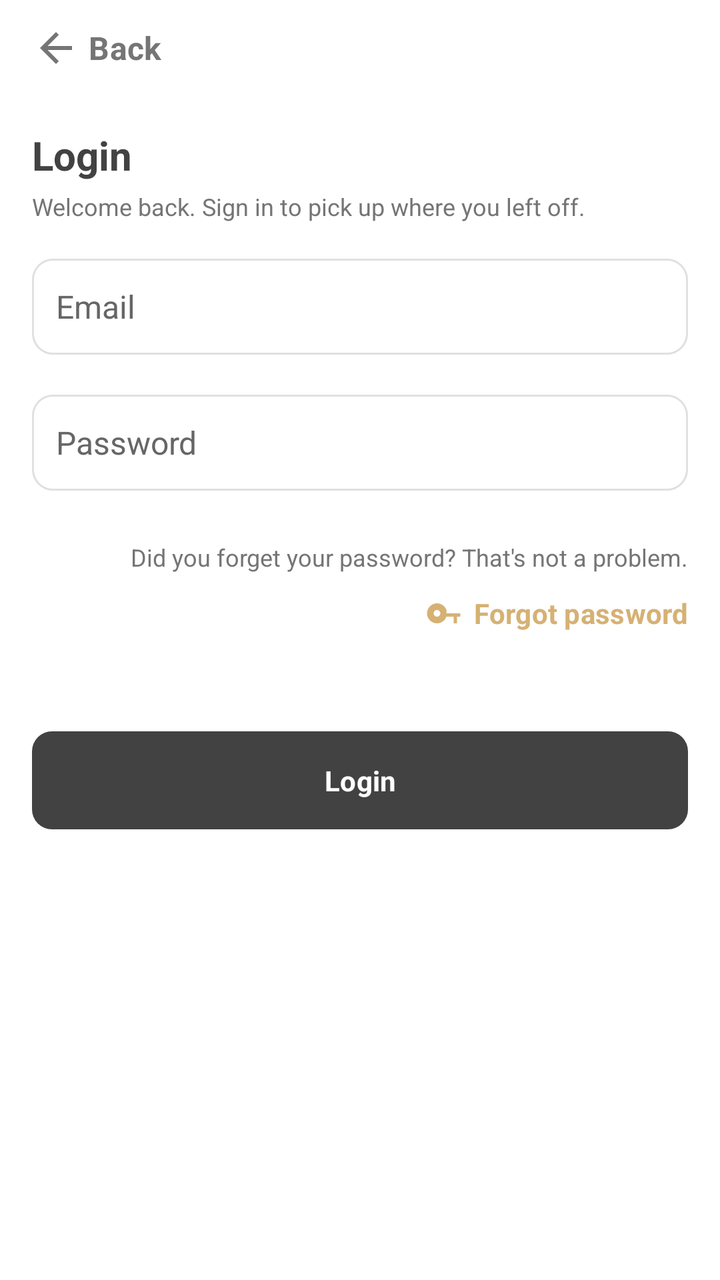
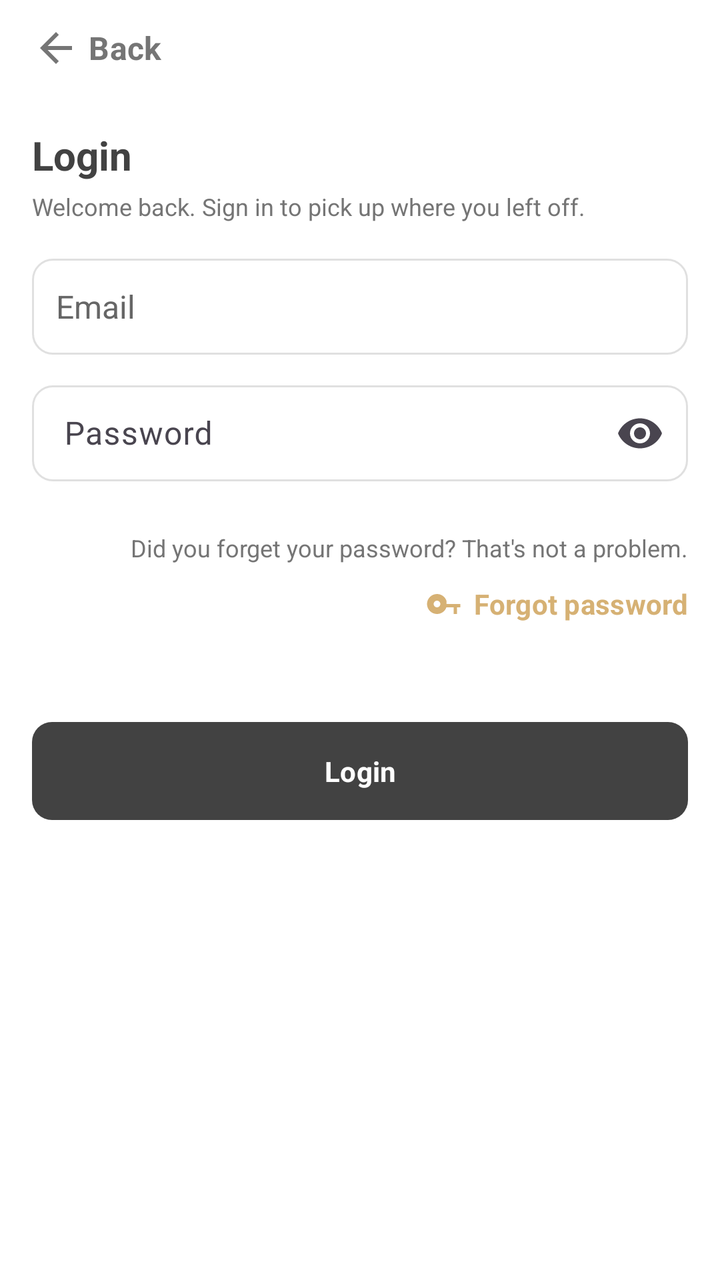

An Android layout rendered at two revisions. The XML below is the earlier revision; the diff shows what the commit changed to produce the second picture.
<!-- AndroidManifest.xml: application theme Theme.G08 -->
<!-- res/layout/universal_login_page.xml -->
<?xml version="1.0" encoding="utf-8"?>
<androidx.constraintlayout.widget.ConstraintLayout xmlns:android="http://schemas.android.com/apk/res/android"
    xmlns:app="http://schemas.android.com/apk/res-auto"
    xmlns:tools="http://schemas.android.com/tools"
    android:layout_width="match_parent"
    android:layout_height="match_parent"
    android:fitsSystemWindows="true">

    <LinearLayout
        android:id="@+id/rootLayout"
        android:layout_width="match_parent"
        android:layout_height="match_parent"
        android:orientation="vertical"
        android:paddingLeft="16dp"
        android:paddingRight="16dp">

        <Button
            android:id="@+id/backButton"
            style="@style/Widget.Material3.Button.TextButton"
            android:layout_width="wrap_content"
            android:layout_height="wrap_content"
            android:layout_gravity="start"
            android:minHeight="48dp"
            android:minWidth="0dp"
            android:paddingStart="0dp"
            android:paddingEnd="16dp"
            android:text="@string/back"
            android:textColor="@color/grey"
            android:textSize="16sp"
            app:icon="@drawable/ic_arrow_back"
            app:iconGravity="textStart"
            app:iconSize="24dp"
            app:iconTint="@color/grey" />

        <TextView
            android:id="@+id/loginTitle"
            android:layout_width="match_parent"
            android:layout_height="wrap_content"
            android:layout_marginTop="16dp"
            android:text="@string/login_title"
            android:textAlignment="textStart"
            android:textColor="@color/main_netural_color"
            android:textSize="20sp"
            android:textStyle="bold" />

        <TextView
            android:id="@+id/loginSubtitle"
            android:layout_width="match_parent"
            android:layout_height="wrap_content"
            android:layout_marginTop="4dp"
            android:paddingBottom="8dp"
            android:text="@string/login_subtitle"
            android:textAlignment="textStart"
            android:textColor="@color/grey"
            android:textSize="12sp" />

        <EditText
            android:id="@+id/emailInput"
            android:layout_width="match_parent"
            android:layout_height="wrap_content"
            android:layout_marginTop="0dp"
            android:background="@drawable/edittext_bordered"
            android:hint="@string/user_email"
            android:importantForAutofill="no"
            android:inputType="textEmailAddress"
            android:layout_marginVertical="@dimen/button_vertical_margin"
            android:maxWidth="320dp"
            android:minHeight="48dp"
            android:padding="12dp"
            android:textColorHint="#666666"
            android:textSize="16sp" />

        <EditText
            android:id="@+id/passwordInput"
            android:layout_width="match_parent"
            android:layout_height="wrap_content"
            android:background="@drawable/edittext_bordered"
            android:hint="@string/user_password"
            android:importantForAutofill="no"
            android:inputType="textPassword"
            android:layout_marginVertical="@dimen/button_vertical_margin"
            android:maxWidth="320dp"
            android:minHeight="48dp"
            android:padding="12dp"
            android:textColorHint="#666666"
            android:textSize="16sp" />

        <TextView
            android:id="@+id/forgotPasswordMessage"
            android:layout_width="match_parent"
            android:layout_height="wrap_content"
            android:layout_marginTop="15dp"
            android:text="@string/login_forgot_password_message"
            android:textAlignment="textEnd"
            android:textColor="@color/grey"
            android:textSize="12sp" />

        <Button
            android:id="@+id/forgotPasswordButton"
            style="@style/Widget.Material3.Button.TextButton"
            android:layout_width="wrap_content"
            android:layout_height="wrap_content"
            android:layout_gravity="end"
            android:minHeight="40dp"
            android:minWidth="0dp"
            android:paddingStart="0dp"
            android:paddingEnd="0dp"
            android:text="@string/login_forgot_password_button"
            android:textColor="@color/brown"
            android:textSize="14sp"
            app:icon="@drawable/ic_key"
            app:iconGravity="textStart"
            app:iconSize="20dp"
            app:iconTint="@color/brown" />

        <Button
            android:id="@+id/loginbutton"
            android:layout_width="match_parent"
            android:layout_height="wrap_content"
            android:layout_marginTop="35dp"
            android:maxWidth="320dp"
            android:text="@string/home_login_button"
            android:textColorLink="@color/main_cust_color"
            android:textSize="14sp"
            app:backgroundTint="@color/main_netural_color"/>

    </LinearLayout>


</androidx.constraintlayout.widget.ConstraintLayout>
<!-- resources referenced by this layout -->
<resources>
  <color name="brown">#D6B174</color>
  <color name="grey">#757575</color>
  <color name="main_cust_color">#D14B4B</color>
  <color name="main_netural_color">#424242</color>
  <dimen name="button_vertical_margin">10dp</dimen>
  <!-- drawable edittext_bordered (drawable) -->
  <?xml version="1.0" encoding="utf-8"?>
  <shape xmlns:android="http://schemas.android.com/apk/res/android"
      android:shape="rectangle">
      <solid android:color="@color/white" />
      <stroke
          android:width="1dp"
          android:color="@color/input_border_light_grey" />
      <corners android:radius="10dp" />
  </shape>
  <!-- drawable ic_arrow_back (drawable) -->
  <?xml version="1.0" encoding="utf-8"?>
  <vector xmlns:android="http://schemas.android.com/apk/res/android"
      android:width="24dp"
      android:height="24dp"
      android:viewportWidth="24"
      android:viewportHeight="24">
      <path
          android:fillColor="#757575"
          android:pathData="M20,11H7.83l5.59,-5.59L12,4l-8,8 8,8 1.41,-1.41L7.83,13H20v-2z" />
  </vector>
  <!-- drawable ic_key (drawable) -->
  <?xml version="1.0" encoding="utf-8"?>
  <vector xmlns:android="http://schemas.android.com/apk/res/android"
      android:width="24dp"
      android:height="24dp"
      android:viewportWidth="24"
      android:viewportHeight="24">
      <path
          android:fillColor="@color/brown"
          android:pathData="M12.65,10C11.83,7.67 9.61,6 7,6c-3.31,0 -6,2.69 -6,6s2.69,6 6,6c2.61,0 4.83,-1.67 5.65,-4H17v4h2v-4h2v-2h-8.35zM7,14c-1.1,0 -2,-0.9 -2,-2s0.9,-2 2,-2 2,0.9 2,2 -0.9,2 -2,2z" />
  </vector>
  <string name="back">Back</string>
  <string name="home_login_button">Login</string>
  <string name="login_forgot_password_button">Forgot password</string>
  <string name="login_forgot_password_message">Did you forget your password? That\'s not a problem.</string>
  <string name="login_subtitle">Welcome back. Sign in to pick up where you left off.</string>
  <string name="login_title">Login</string>
  <string name="user_email">Email</string>
  <string name="user_password">Password</string>
  <style name="Theme.G08" parent="Base.Theme.G08" />
  <color name="white">#FFFFFFFF</color>
  <color name="input_border_light_grey">#E0E0E0</color>
  <style name="Base.Theme.G08" parent="Theme.Material3.DayNight.NoActionBar">
          
          
          <item name="android:windowBackground">@color/cardview_light_background</item>
          <item name="android:fontFamily">sans-serif</item>
          <item name="materialButtonStyle">@style/Widget.G08.Button</item>
          <item name="editTextStyle">@style/Widget.G08.EditText</item>
      </style>
  <style name="Widget.G08.Button" parent="Widget.Material3.Button">
          <item name="cornerRadius">@dimen/button_corner_radius</item>
          <item name="android:paddingTop">@dimen/button_vertical_padding</item>
          <item name="android:paddingBottom">@dimen/button_vertical_padding</item>
          <item name="android:textStyle">bold</item>
          <item name="android:layout_marginTop">@dimen/button_vertical_margin</item>
          <item name="android:layout_marginBottom">@dimen/button_vertical_margin</item>
      </style>
  <style name="Widget.G08.EditText" parent="Widget.AppCompat.EditText">
          <item name="android:background">@drawable/edittext_bordered</item>
          <item name="android:padding">12dp</item>
      </style>
  <dimen name="button_corner_radius">10dp</dimen>
  <dimen name="button_vertical_padding">15dp</dimen>
</resources>

<!-- the commit's change to res/layout/universal_login_page.xml (unified diff, before → after) -->
@@ -70,20 +70,25 @@
             android:textColorHint="#666666"
             android:textSize="16sp" />
 
-        <EditText
-            android:id="@+id/passwordInput"
+        <com.google.android.material.textfield.TextInputLayout
             android:layout_width="match_parent"
             android:layout_height="wrap_content"
-            android:background="@drawable/edittext_bordered"
-            android:hint="@string/user_password"
-            android:importantForAutofill="no"
-            android:inputType="textPassword"
-            android:layout_marginVertical="@dimen/button_vertical_margin"
-            android:maxWidth="320dp"
-            android:minHeight="48dp"
-            android:padding="12dp"
-            android:textColorHint="#666666"
-            android:textSize="16sp" />
+            app:endIconMode="password_toggle">
+            <EditText
+                android:id="@+id/passwordInput"
+                android:layout_width="match_parent"
+                android:layout_height="wrap_content"
+                android:background="@drawable/edittext_bordered"
+                android:hint="@string/user_password"
+                android:importantForAutofill="no"
+                android:inputType="textPassword"
+                android:layout_marginVertical="@dimen/button_vertical_margin"
+                android:maxWidth="320dp"
+                android:minHeight="48dp"
+                android:padding="12dp"
+                android:textColorHint="#666666"
+                android:textSize="16sp" />
+        </com.google.android.material.textfield.TextInputLayout>
 
         <TextView
             android:id="@+id/forgotPasswordMessage"
